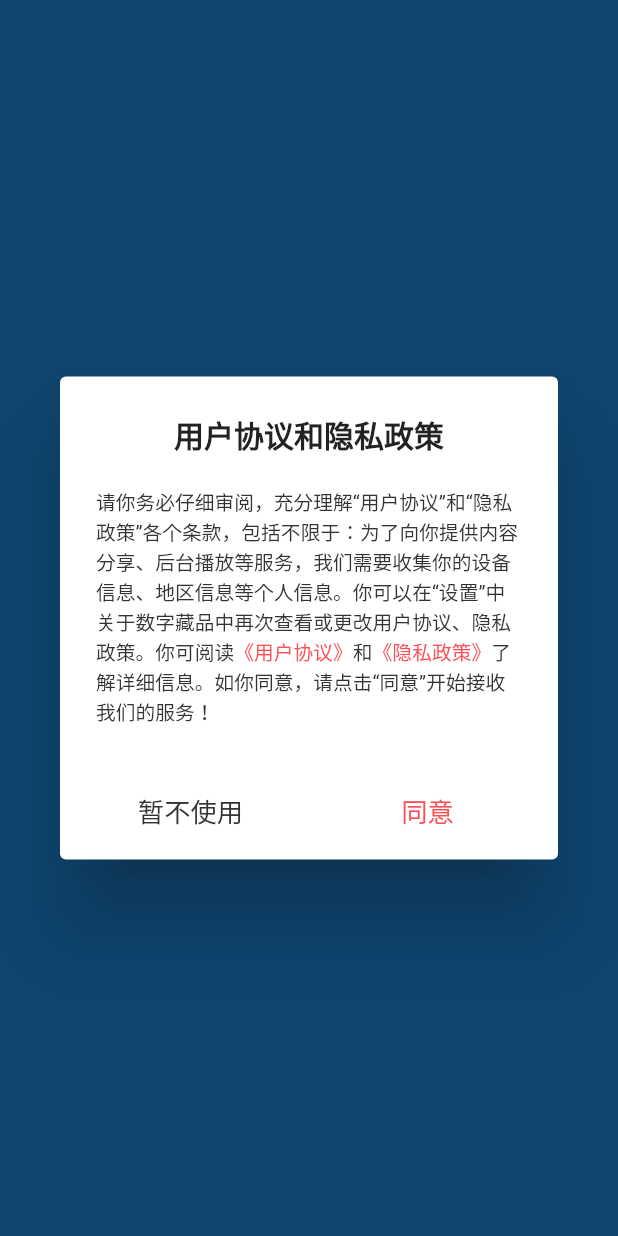
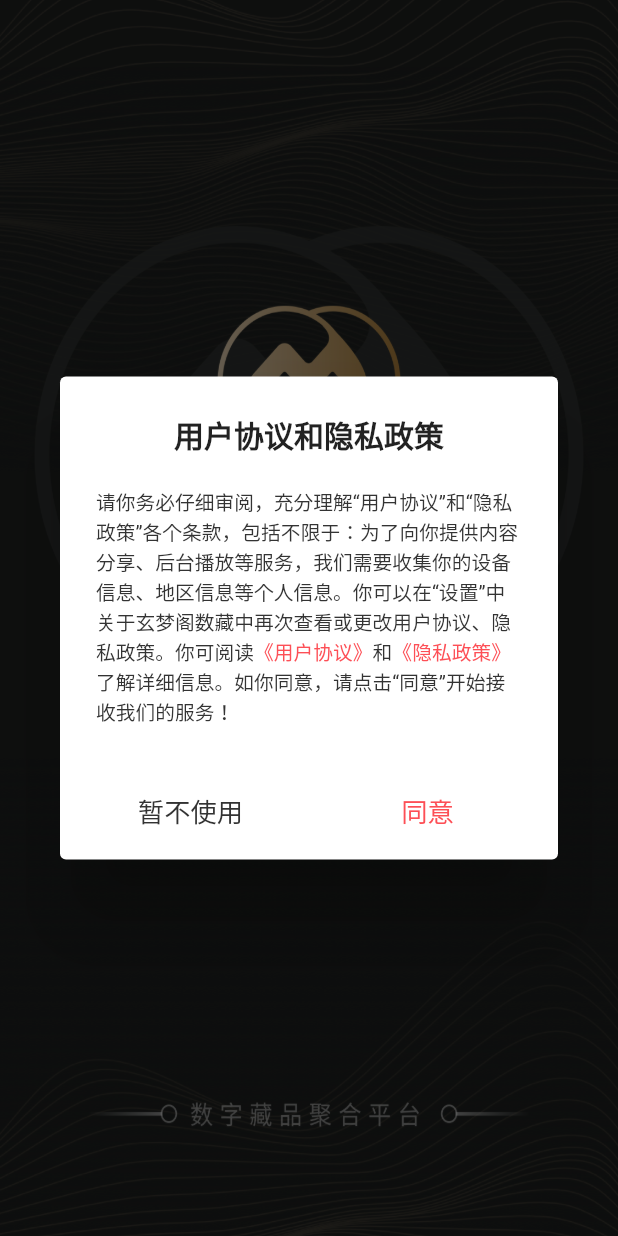
Before and after one commit to tianxzhang/digital_collection, a Flutter app: the screen it shows after launch, on a phone screen of 412 x 824 dp. Run offline on Flutter 3.47's test engine with Material 2 defaults, Android fonts, the phone set to English and light mode, and no system bars; our stand-ins replace flutter_easyloading, flutter_screenutil, shared_preferences; missing offline and left inert: flutter_webview_plugin, shared_preferences_web.

Commit message:
0622 23:00

```diff
--- a/lib/login_register/splash_page.dart
+++ b/lib/login_register/splash_page.dart
@@ -47,7 +47,7 @@ class _SplashState extends State<Splash> {
             title: Text("用户协议和隐私政策",textAlign: TextAlign.center,style: TextStyle(fontWeight: FontWeight.bold),),
             content: RichText(
               text: TextSpan(
-                text: "请你务必仔细审阅，充分理解“用户协议”和“隐私政策”各个条款，包括不限于：为了向你提供内容分享、后台播放等服务，我们需要收集你的设备信息、地区信息等个人信息。你可以在“设置”中关于数字藏品中再次查看或更改用户协议、隐私政策。你可阅读",
+                text: "请你务必仔细审阅，充分理解“用户协议”和“隐私政策”各个条款，包括不限于：为了向你提供内容分享、后台播放等服务，我们需要收集你的设备信息、地区信息等个人信息。你可以在“设置”中关于玄梦阁数藏中再次查看或更改用户协议、隐私政策。你可阅读",
                 style: TextStyle(
                     color: ColorsUtil
                         .hexColor(
@@ -186,13 +186,12 @@ class _SplashState extends State<Splash> {
                 );
               case ConnectionState.done:
                 return Container(
-                  color: Colors.blue,
-                  // child: Image.asset(
-                  //   "assets/splash.png",
-                  //   fit: BoxFit.fill,
-                  //   width: 1.sw,
-                  //   height: 1.sh,
-                  // ),
+                  child: Image.asset(
+                    "assets/splash.png",
+                    fit: BoxFit.fill,
+                    width: 1.sw,
+                    height: 1.sh,
+                  ),
                 );
             }
           },
--- a/lib/main.dart
+++ b/lib/main.dart
@@ -73,7 +73,7 @@ class MyAppState extends State<MyApp> {
         ],
         // locale: const Locale("en", "US"),
         debugShowCheckedModeBanner: false,
-        title: "数字收藏",
+        title: "玄梦阁数藏",
         theme: ThemeData(
           primarySwatch: Colors.blue,
         ),
```
Also changed, not shown: assets/splash.png (added), pubspec.lock, 1 other file.
